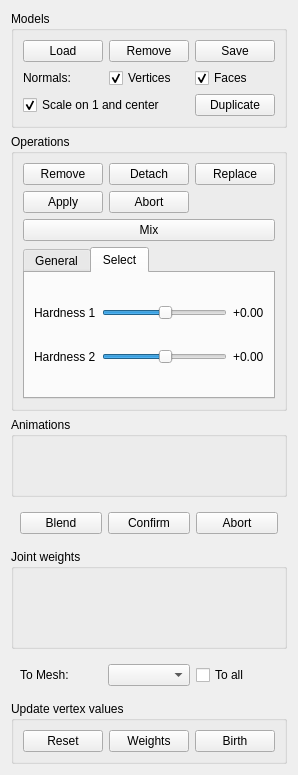
First picture: the form in widgets/skinmixer_manager.ui, repository stefanonuvoli/skinmixer, before the edit.
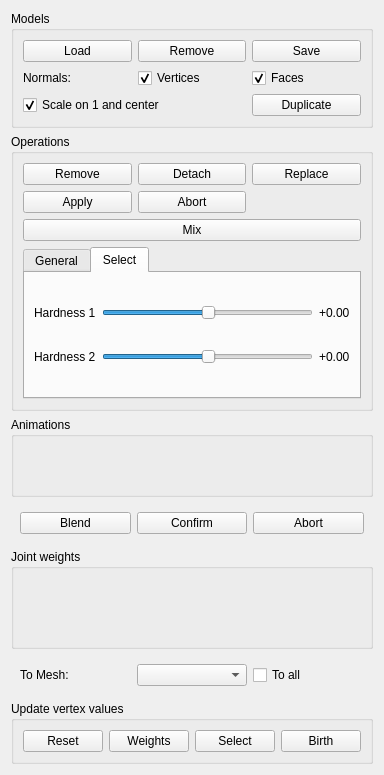
Second picture: the form after the edit.

Commit message: Select values coloring

```diff
--- a/widgets/skinmixer_manager.ui
+++ b/widgets/skinmixer_manager.ui
@@ -424,6 +424,13 @@
         </property>
        </widget>
       </item>
+      <item>
+       <widget class="QPushButton" name="updateValuesSelectButton">
+        <property name="text">
+         <string>Select</string>
+        </property>
+       </widget>
+      </item>
       <item>
        <widget class="QPushButton" name="updateValuesBirthButton">
         <property name="text">
```
The commit also changes 3 other files.
